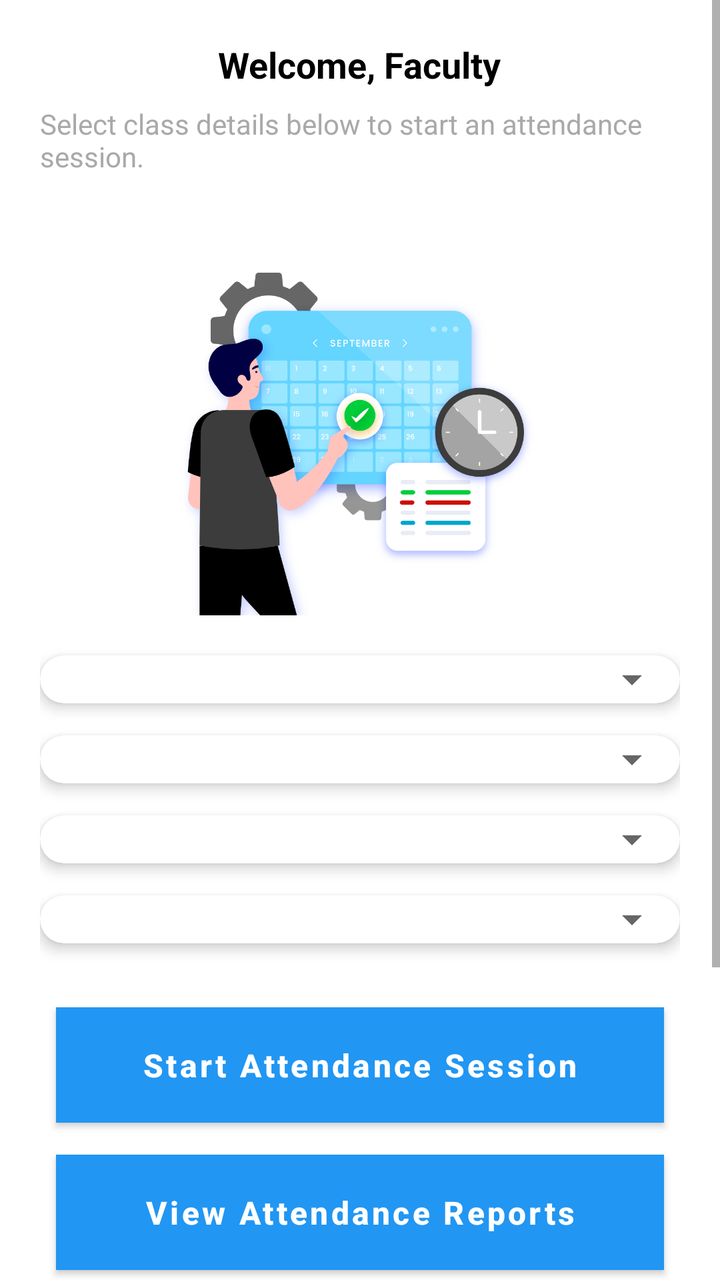
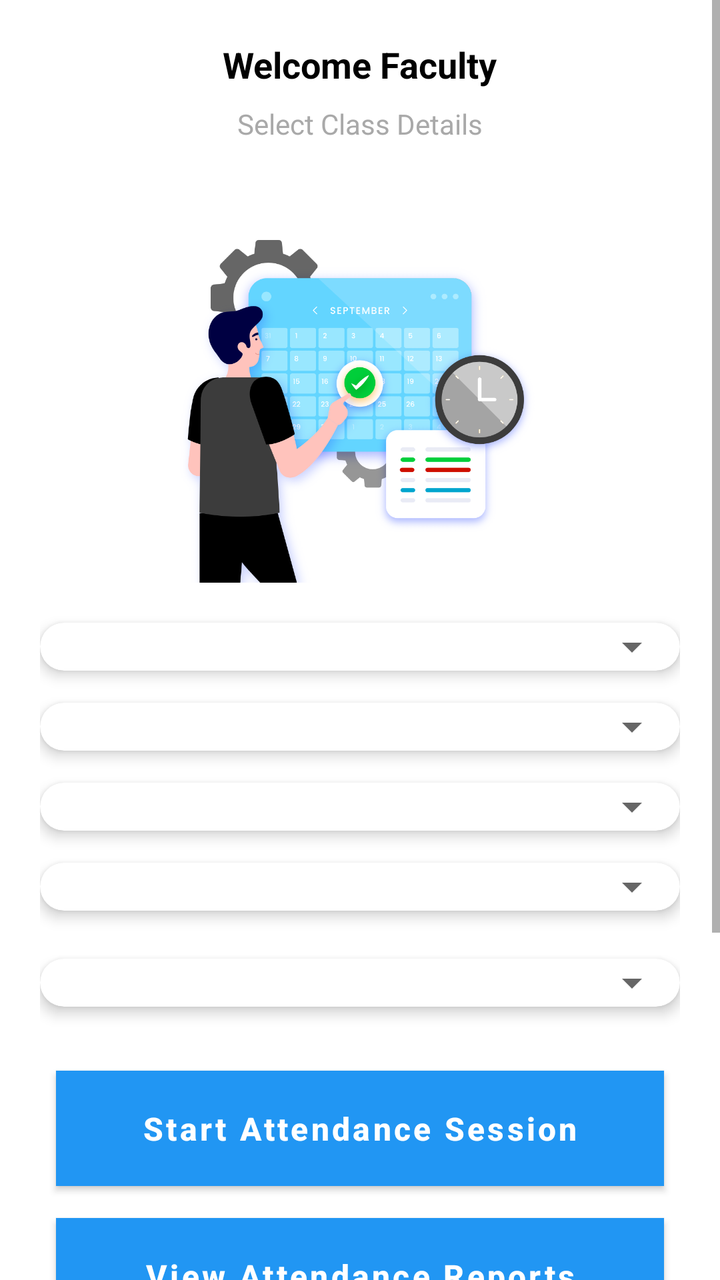

An Android layout rendered at two revisions. The XML below is the earlier revision; the diff shows what the commit changed to produce the second picture.
<!-- AndroidManifest.xml: application theme Theme.SmartAttendanceSystem -->
<!-- res/layout/activity_take_attendance.xml -->
<?xml version="1.0" encoding="utf-8"?>
<ScrollView xmlns:android="http://schemas.android.com/apk/res/android"
    xmlns:app="http://schemas.android.com/apk/res-auto"
    xmlns:tools="http://schemas.android.com/tools"
    android:layout_width="match_parent"
    android:layout_height="match_parent"
    android:background="@color/white"
    android:fillViewport="true"
    tools:context=".TakeAttendanceActivity">

    <LinearLayout
        android:layout_width="match_parent"
        android:layout_height="wrap_content"
        android:orientation="vertical"
        android:padding="20dp"
        android:gravity="center_horizontal">

        
        <TextView
            android:id="@+id/tv_welcome_faculty"
            android:layout_width="wrap_content"
            android:layout_height="wrap_content"
            android:text="Welcome, Faculty"
            android:textColor="@color/black"
            android:textSize="18sp"
            android:textStyle="bold"
            android:layout_marginBottom="8dp" />

        
        <TextView
            android:id="@+id/tv_instructions"
            android:layout_width="wrap_content"
            android:layout_height="wrap_content"
            android:text="Select class details below to start an attendance session."
            android:textColor="@color/darker_gray"
            android:textSize="14sp"
            android:layout_marginBottom="20dp" />

        
        <ImageView
            android:layout_width="match_parent"
            android:layout_height="200dp"
            android:src="@drawable/image_attendance_two"
            android:contentDescription="@string/app_name"
            android:scaleType="centerInside"
            android:layout_marginBottom="20dp" />

        
        <androidx.cardview.widget.CardView
            android:layout_width="match_parent"
            android:layout_height="wrap_content"
            android:layout_marginBottom="16dp"
            app:cardCornerRadius="12dp"
            app:cardElevation="4dp">

            <Spinner
                android:id="@+id/spinner_branch"
                android:layout_width="match_parent"
                android:layout_height="wrap_content"
                android:padding="12dp"
                android:spinnerMode="dropdown" />
        </androidx.cardview.widget.CardView>

        
        <androidx.cardview.widget.CardView
            android:layout_width="match_parent"
            android:layout_height="wrap_content"
            android:layout_marginBottom="16dp"
            app:cardCornerRadius="12dp"
            app:cardElevation="4dp">

            <Spinner
                android:id="@+id/spinner_year"
                android:layout_width="match_parent"
                android:layout_height="wrap_content"
                android:padding="12dp"
                android:spinnerMode="dropdown" />
        </androidx.cardview.widget.CardView>

        
        <androidx.cardview.widget.CardView
            android:layout_width="match_parent"
            android:layout_height="wrap_content"
            android:layout_marginBottom="16dp"
            app:cardCornerRadius="12dp"
            app:cardElevation="4dp">

            <Spinner
                android:id="@+id/spinner_section"
                android:layout_width="match_parent"
                android:layout_height="wrap_content"
                android:padding="12dp"
                android:spinnerMode="dropdown" />
        </androidx.cardview.widget.CardView>

        
        <androidx.cardview.widget.CardView
            android:layout_width="match_parent"
            android:layout_height="wrap_content"
            android:layout_marginBottom="24dp"
            app:cardCornerRadius="12dp"
            app:cardElevation="4dp">

            <Spinner
                android:id="@+id/spinner_subject"
                android:layout_width="match_parent"
                android:layout_height="wrap_content"
                android:padding="12dp"
                android:spinnerMode="dropdown" />
        </androidx.cardview.widget.CardView>

        
        <Button
            android:id="@+id/btn_start_session"
            style="@style/button_style"
            android:text="Start Attendance Session" />

        
        <Button
            android:id="@+id/btn_view_reports"
            style="@style/button_style"
            android:text="View Attendance Reports"
            android:layout_marginTop="12dp" />

        
        <Button
            android:id="@+id/btn_logout"
            style="@style/button_style"
            android:text="Logout"
            android:layout_marginTop="12dp" />

        
        <Button
            android:id="@+id/btn_reset_password"
            style="@style/button_style"
            android:text="Reset Password"
            android:layout_marginTop="12dp" />

        
        <TextView
            android:layout_width="wrap_content"
            android:layout_height="wrap_content"
            android:layout_gravity="center"
            android:text="Secure • Reliable • Efficient"
            android:textColor="@color/darker_gray"
            android:textSize="12sp"
            android:layout_marginTop="20dp"
            android:textStyle="italic" />

    </LinearLayout>
</ScrollView>
<!-- resources referenced by this layout -->
<resources>
  <color name="black">#000000</color>
  <color name="darker_gray">#A9A9A9</color>
  <color name="white">#FFFFFF</color>
  <!-- drawable image_attendance_two: png bitmap (drawable, 131883 bytes) -->
  <string name="app_name">Smart Attendance System</string>
  <style name="button_style">
          <item name="android:layout_width">match_parent</item>
          <item name="android:layout_height">wrap_content</item>
          <item name="android:textColor">@color/white</item>
          <item name="android:textSize">16sp</item>
          <item name="android:textStyle">bold</item>
          <item name="android:textAllCaps">false</item>
          <item name="android:padding">12dp</item>
          <item name="android:layout_margin">8dp</item>
          <item name="android:elevation">4dp</item>
          <item name="android:background">@color/purple_500</item>
      </style>
  <style name="Theme.SmartAttendanceSystem" parent="Theme.MaterialComponents.DayNight.NoActionBar">
          <item name="colorPrimary">@color/main_500</item>
          <item name="colorPrimaryVariant">@color/main_700</item>
          <item name="colorOnPrimary">@color/white</item>
          <item name="colorSecondary">@color/teal_700</item>
          <item name="colorSecondaryVariant">@color/teal_200</item>
          <item name="colorOnSecondary">@color/black</item>
          <item name="android:statusBarColor" tools:targetApi="l">?attr/colorPrimaryVariant</item>
      </style>
  <color name="purple_500">#9C27B0</color>
  <color name="main_500">#2196F3</color>
  <color name="main_700">#1976D2</color>
  <color name="teal_700">#00796B</color>
  <color name="teal_200">#80CBC4</color>
</resources>

<!-- the commit's change to res/layout/activity_take_attendance.xml (unified diff, before → after) -->
@@ -20,7 +20,7 @@
             android:id="@+id/tv_welcome_faculty"
             android:layout_width="wrap_content"
             android:layout_height="wrap_content"
-            android:text="Welcome, Faculty"
+            android:text="@string/welcome_faculty"
             android:textColor="@color/black"
             android:textSize="18sp"
             android:textStyle="bold"
@@ -31,7 +31,7 @@
             android:id="@+id/tv_instructions"
             android:layout_width="wrap_content"
             android:layout_height="wrap_content"
-            android:text="Select class details below to start an attendance session."
+            android:text="@string/select_class_details"
             android:textColor="@color/darker_gray"
             android:textSize="14sp"
             android:layout_marginBottom="20dp" />
@@ -41,9 +41,9 @@
             android:layout_width="match_parent"
             android:layout_height="200dp"
             android:src="@drawable/image_attendance_two"
-            android:contentDescription="@string/app_name"
             android:scaleType="centerInside"
-            android:layout_marginBottom="20dp" />
+            android:layout_marginBottom="20dp"
+            android:contentDescription="@string/desc_attendance_image" />
 
         
         <androidx.cardview.widget.CardView
@@ -110,38 +110,57 @@
         </androidx.cardview.widget.CardView>
 
         
+        <androidx.cardview.widget.CardView
+            android:layout_width="match_parent"
+            android:layout_height="wrap_content"
+            android:layout_marginBottom="24dp"
+            app:cardCornerRadius="12dp"
+            app:cardElevation="4dp">
+
+            <Spinner
+                android:id="@+id/spinner_duration"
+                android:layout_width="match_parent"
+                android:layout_height="wrap_content"
+                android:padding="12dp"
+                android:spinnerMode="dropdown" />
+        </androidx.cardview.widget.CardView>
+
+        
         <Button
             android:id="@+id/btn_start_session"
             style="@style/button_style"
-            android:text="Start Attendance Session" />
+            android:text="@string/start_attendance_session"
+            android:layout_marginTop="16dp" />
 
         
         <Button
             android:id="@+id/btn_view_reports"
             style="@style/button_style"
-            android:text="View Attendance Reports"
-            android:layout_marginTop="12dp" />
+            android:text="@string/view_attendance_reports"
+            android:layout_marginTop="16dp" />
+
+        
+        <Button
+            android:id="@+id/btn_reset_password"
+            style="@style/button_style"
+            android:text="@string/reset_password"
+            android:layout_marginTop="16dp" />
 
         
         <Button
             android:id="@+id/btn_logout"
             style="@style/button_style"
-            android:text="Logout"
-            android:layout_marginTop="12dp" />
+            android:text="@string/logout"
+            android:backgroundTint="@color/red_500"
+            android:layout_marginTop="32dp" />
 
-        
-        <Button
-            android:id="@+id/btn_reset_password"
-            style="@style/button_style"
-            android:text="Reset Password"
-            android:layout_marginTop="12dp" />
 
         
         <TextView
             android:layout_width="wrap_content"
             android:layout_height="wrap_content"
             android:layout_gravity="center"
-            android:text="Secure • Reliable • Efficient"
+            android:text="@string/app_tagline"
             android:textColor="@color/darker_gray"
             android:textSize="12sp"
             android:layout_marginTop="20dp"
<!-- resource entries referenced after the edit -->
@@ -2,9 +2,17 @@
 <resources>
   <color name="black">#000000</color>
   <color name="darker_gray">#A9A9A9</color>
+  <color name="red_500">#F44336</color>
   <color name="white">#FFFFFF</color>
   <!-- drawable image_attendance_two: png bitmap (drawable, 131883 bytes) -->
-  <string name="app_name">Smart Attendance System</string>
+  <string name="app_tagline">App Tagline</string>
+  <string name="desc_attendance_image">Attendance Image</string>
+  <string name="logout">Logout</string>
+  <string name="reset_password">Reset Password</string>
+  <string name="select_class_details">Select Class Details</string>
+  <string name="start_attendance_session">Start Attendance Session</string>
+  <string name="view_attendance_reports">View Attendance Reports</string>
+  <string name="welcome_faculty">Welcome Faculty</string>
   <style name="button_style">
           <item name="android:layout_width">match_parent</item>
           <item name="android:layout_height">wrap_content</item>
